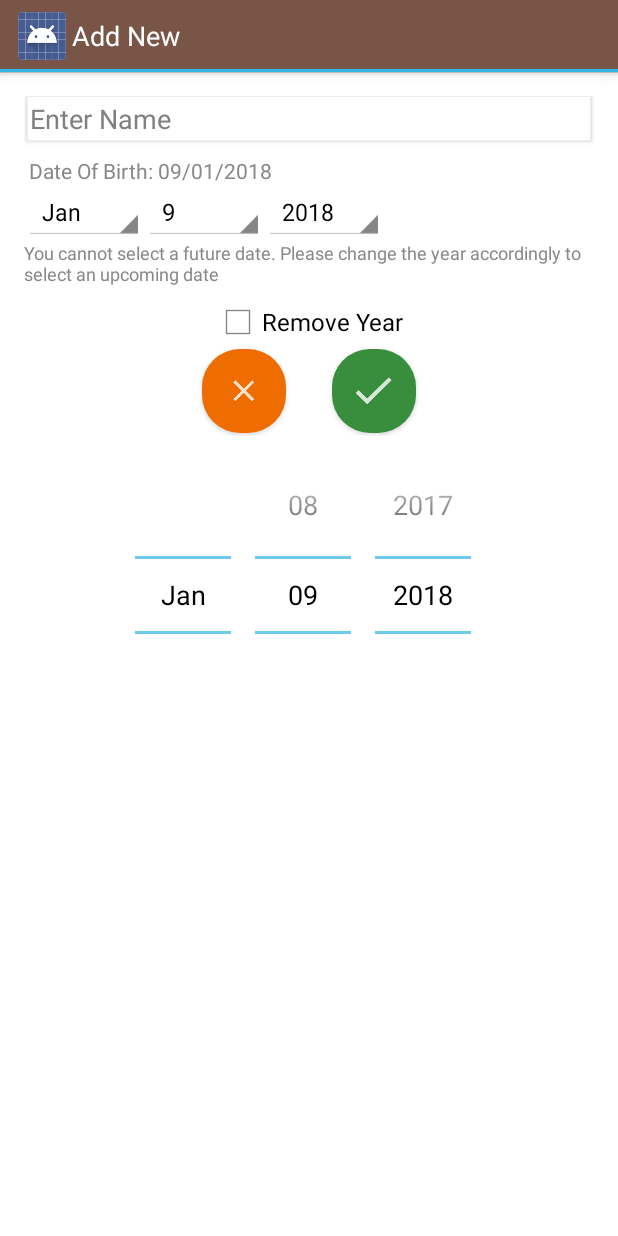
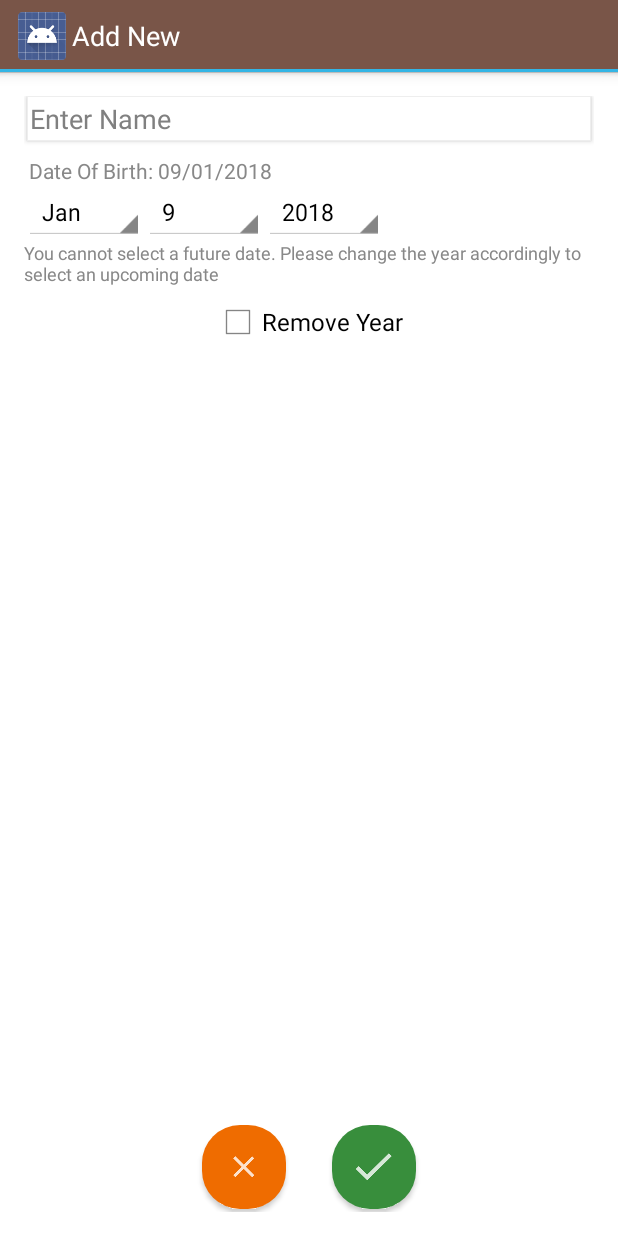
Before and after one commit to antandbuffalo/BirthdayReminder, an Android app: the AddNew screen opened directly, with no data from a screen before it, on a phone screen of 412 x 824 dp. Run offline under Robolectric (Android 15) with nearby library versions, the phone set to English and light mode, and no system bars.

Commit message:
removed date spinner

```diff
--- a/app/src/main/java/com/antandbuffalo/birthdayreminder/addnew/AddNew.java
+++ b/app/src/main/java/com/antandbuffalo/birthdayreminder/addnew/AddNew.java
@@ -3,6 +3,7 @@ package com.antandbuffalo.birthdayreminder.addnew;
 import android.app.AlertDialog;
 import android.content.DialogInterface;
 import android.content.Intent;
+import android.opengl.Visibility;
 import android.os.Bundle;
 import android.app.Activity;
 import android.util.Log;
@@ -11,6 +12,8 @@ import android.widget.AdapterView;
 import android.widget.ArrayAdapter;
 import android.widget.Button;
 import android.widget.CalendarView;
+import android.widget.CheckBox;
+import android.widget.CompoundButton;
 import android.widget.DatePicker;
 import android.widget.EditText;
 import android.widget.ImageButton;
@@ -37,6 +40,7 @@ public class AddNew extends Activity {
     DatePicker datePicker;
     Intent intent = null;
     TextView selectedDate, dateView, monthView, yearView, nameView, descView;
+    Integer date, month, year;
     @Override
     protected void onCreate(Bundle savedInstanceState) {
         super.onCreate(savedInstanceState);
@@ -45,8 +49,6 @@ public class AddNew extends Activity {
         selectedDate = (TextView)findViewById(R.id.selectedDate);
         selectedDate.setText(Util.getStringFromDate(new Date(), Constants.ADD_NEW_DATE_FORMAT));
         name = (EditText)findViewById(R.id.personName);
-        datePicker = (DatePicker)findViewById(R.id.perosnDateOfBirth);
-        datePicker.setMaxDate(new Date().getTime());
 
         final Calendar cal = Util.getCalendar();
 
@@ -56,9 +58,9 @@ public class AddNew extends Activity {
         ImageButton cancel = (ImageButton)findViewById(R.id.cancel);
         cancel.setBackgroundResource(R.drawable.cancel_button);
 
-        Spinner monthSpinner = (Spinner) findViewById(R.id.monthSpinner);
+        final Spinner monthSpinner = (Spinner) findViewById(R.id.monthSpinner);
         final Spinner datesSpinner = (Spinner) findViewById(R.id.dateSpinner);
-        Spinner yearSpinner = (Spinner) findViewById(R.id.yearSpinner);
+        final Spinner yearSpinner = (Spinner) findViewById(R.id.yearSpinner);
 
         addMonthsToSpinner(monthSpinner);
 
@@ -70,37 +72,56 @@ public class AddNew extends Activity {
                 if(cal.get(Calendar.MONTH) == position) {
                     datesSpinner.setSelection(cal.get(Calendar.DAY_OF_MONTH) - 1);
                 }
+                month = monthSpinner.getSelectedItemPosition();
             }
-
             @Override
             public void onNothingSelected(AdapterView<?> parent) {
                 Log.i("Item select", "" + parent);
             }
         });
 
-        Map<Integer, Integer> yearMapper = getYearMapper(1901, cal.get(Calendar.YEAR));
+        final Map<Integer, Integer> yearMapper = getYearMapper(1901, cal.get(Calendar.YEAR));
 
         addYearsToSpinner(yearSpinner, 1901, cal.get(Calendar.YEAR));
 
         monthSpinner.setSelection(cal.get(Calendar.MONTH));
         yearSpinner.setSelection(yearMapper.get(cal.get(Calendar.YEAR)));
 
-
-//        Calendar currentDate = Util.getCalendar(new Date());
-//        datePicker.updateDate(currentDate.get(Calendar.YEAR) - 1, currentDate.get(Calendar.MONTH), currentDate.get(Calendar.DATE));
-
-        datePicker.getCalendarView().setOnDateChangeListener(new CalendarView.OnDateChangeListener() {
+        datesSpinner.setOnItemSelectedListener(new AdapterView.OnItemSelectedListener() {
             @Override
-            public void onSelectedDayChange(CalendarView view, int year, int month, int dayOfMonth) {
-                //Date selectedDateObject = Util.getDateFromString(year + "-" + (month + 1) + "-" + dayOfMonth);
-                //selectedDate.setText(Util.getStringFromDate(Util.getDateFromString(year + "-" + (month + 1) + "-" + dayOfMonth), Constants.ADD_NEW_DATE_FORMAT));
-                String strMonth = month >= 9? (month + 1) + "" : "0" + (month + 1);
-                selectedDate.setText(dayOfMonth + "/" + strMonth + "/" + year);
-//                dateView.setText(String.valueOf(dayOfMonth));
-//                monthView.setText(Util.getStringFromDate(selectedDateObject, "MMM"));
-//                yearView.setText(String.valueOf(year));
+            public void onItemSelected(AdapterView<?> parent, View view, int position, long id) {
+                date = Integer.parseInt(datesSpinner.getSelectedItem().toString());
+            }
+            @Override
+            public void onNothingSelected(AdapterView<?> parent) {
+                Log.i("Item select", "" + parent);
             }
         });
+
+        yearSpinner.setOnItemSelectedListener(new AdapterView.OnItemSelectedListener() {
+            @Override
+            public void onItemSelected(AdapterView<?> parent, View view, int position, long id) {
+                year = Integer.parseInt(yearSpinner.getSelectedItem().toString());
+            }
+            @Override
+            public void onNothingSelected(AdapterView<?> parent) {
+
+            }
+        });
+
+
+//        datePicker.getCalendarView().setOnDateChangeListener(new CalendarView.OnDateChangeListener() {
+//            @Override
+//            public void onSelectedDayChange(CalendarView view, int year, int month, int dayOfMonth) {
+//                //Date selectedDateObject = Util.getDateFromString(year + "-" + (month + 1) + "-" + dayOfMonth);
+//                //selectedDate.setText(Util.getStringFromDate(Util.getDateFromString(year + "-" + (month + 1) + "-" + dayOfMonth), Constants.ADD_NEW_DATE_FORMAT));
+//                String strMonth = month >= 9? (month + 1) + "" : "0" + (month + 1);
+//                selectedDate.setText(dayOfMonth + "/" + strMonth + "/" + year);
+////                dateView.setText(String.valueOf(dayOfMonth));
+////                monthView.setText(Util.getStringFromDate(selectedDateObject, "MMM"));
+////                yearView.setText(String.valueOf(year));
+//            }
+//        });
 
         /*name.addTextChangedListener(new TextWatcher() {
             @Override
@@ -117,6 +138,19 @@ public class AddNew extends Activity {
             }
         });*/
 
+        CheckBox removeYear = (CheckBox) findViewById(R.id.removeYear);
+        removeYear.setOnCheckedChangeListener(new CompoundButton.OnCheckedChangeListener() {
+            @Override
+            public void onCheckedChanged(CompoundButton buttonView, boolean isChecked) {
+                if(isChecked) {
+                    yearSpinner.setVisibility(View.INVISIBLE);
+                }
+                else {
+                    yearSpinner.setVisibility(View.VISIBLE);
+                }
+            }
+        });
+
         intent = new Intent();
         intent.putExtra(Constants.IS_USER_ADDED, Constants.FLAG_FAILURE.toString());
         setResult(RESULT_OK, intent);
@@ -126,7 +160,11 @@ public class AddNew extends Activity {
             public void onClick(View v) {
                 String plainName = name.getText().toString().trim();
                 Calendar cal = Util.getCalendar();
-                cal.set(datePicker.getYear(), datePicker.getMonth(), datePicker.getDayOfMonth());
+                if(yearSpinner.getVisibility() == View.INVISIBLE) {
+                    year = 1900;
+                }
+                cal.set(year, month, date);
+                Log.i("DATE", cal.getTime() + "");
                 Date plainDate = cal.getTime();
 
                 if (plainName.equalsIgnoreCase("")) {
--- a/app/src/main/res/drawable/rounded_button.xml
+++ b/app/src/main/res/drawable/rounded_button.xml
@@ -16,7 +16,6 @@
             android:bottomLeftRadius="25sp"
             android:topRightRadius="25sp"
             android:topLeftRadius="25sp"/>
-        <solid android:color="@color/addnew_button_pressed"></solid>
     </shape>
 </item>
 <item android:state_focused="true"> <!-- focused -->
--- a/app/src/main/res/layout/add_new.xml
+++ b/app/src/main/res/layout/add_new.xml
@@ -109,7 +109,7 @@
         android:gravity="center"
         android:weightSum="1"
         android:id="@+id/buttonsLayout"
-        android:layout_below="@+id/removeYear"
+        android:layout_alignParentBottom="true"
         android:layout_alignParentEnd="true">
 
         <ImageButton
@@ -145,12 +145,4 @@
 
     </LinearLayout>
 
-    <DatePicker
-        android:id="@+id/perosnDateOfBirth"
-        android:layout_width="wrap_content"
-        android:layout_height="wrap_content"
-        android:layout_below="@+id/buttonsLayout"
-        android:calendarViewShown="false"
-        android:layout_centerHorizontal="true" />
-
 </RelativeLayout>
```
